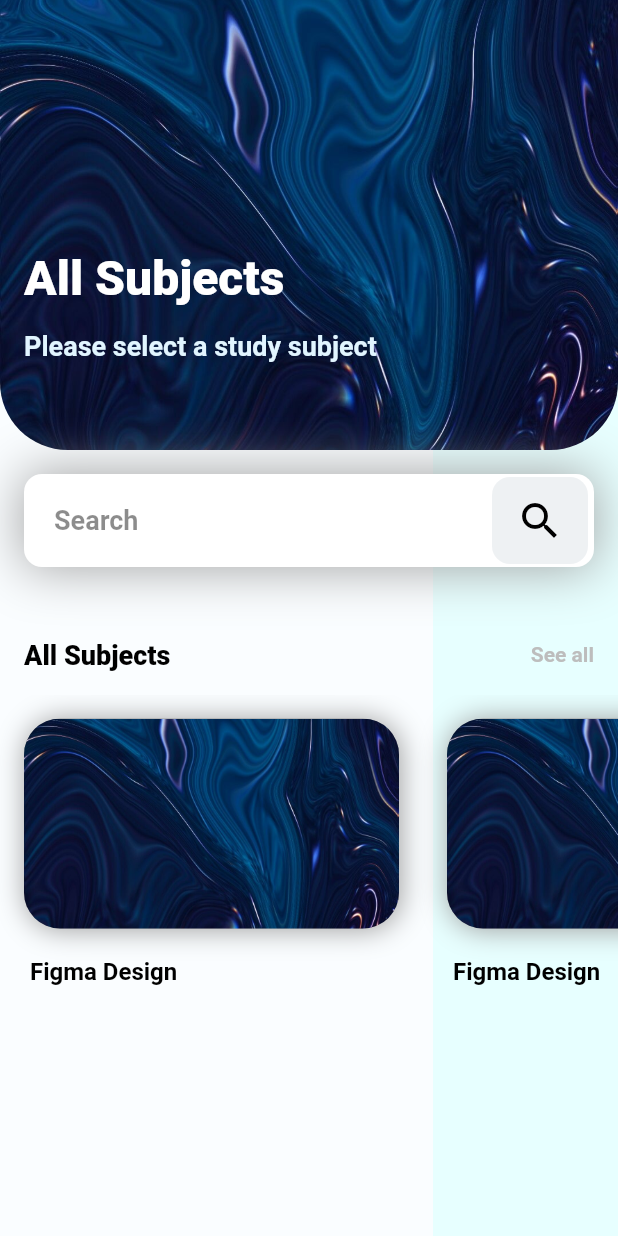
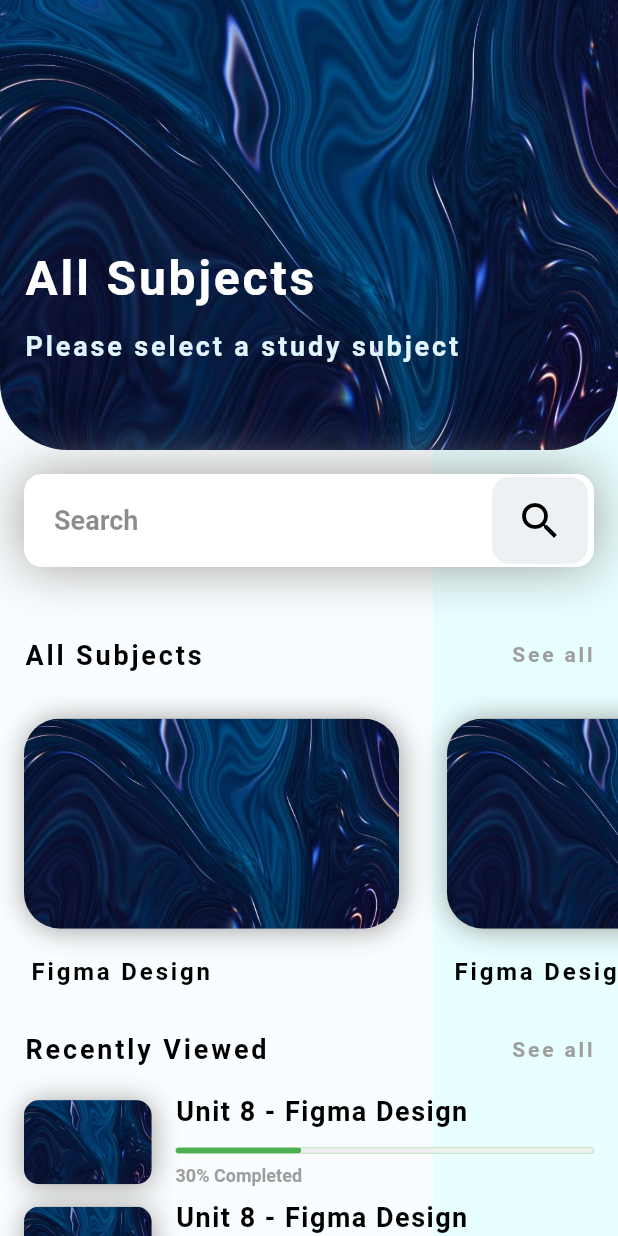
Before and after one commit to HathTech/edu_app, a Flutter app: the Resources screen opened directly, on a phone screen of 412 x 824 dp. Run offline on Flutter 3.47's test engine with Material 2 defaults, Android fonts, the phone set to English and light mode, and no system bars.

Commit message:
completed page 2

```diff
--- a/lib/Resources.dart
+++ b/lib/Resources.dart
@@ -1,3 +1,4 @@
+import 'package:edu_app/recently.dart';
 import 'package:flutter/material.dart';
 
 class Resources extends StatelessWidget {
@@ -23,6 +24,8 @@ class Resources extends StatelessWidget {
           ],
         ),
       ),
+      child: SingleChildScrollView(
+        physics: ClampingScrollPhysics(),
         child: Column(
           mainAxisAlignment: MainAxisAlignment.start,
           children: <Widget>[
@@ -57,7 +60,8 @@ class Resources extends StatelessWidget {
                             style: TextStyle(
                                 color: Colors.white,
                                 fontSize: 32,
-                              fontWeight: FontWeight.w900),
+                                letterSpacing: 1.9,
+                                fontWeight: FontWeight.w700),
                           ),
                           SizedBox(
                             height: 16,
@@ -68,6 +72,7 @@ class Resources extends StatelessWidget {
                             style: TextStyle(
                                 color: Color(0xffE1F5FF),
                                 fontSize: 18,
+                                letterSpacing: 1.9,
                                 fontWeight: FontWeight.bold),
                           ),
                         ],
@@ -135,13 +140,15 @@ class Resources extends StatelessWidget {
                     style: TextStyle(
                         color: Colors.black,
                         fontSize: 18,
-                      fontWeight: FontWeight.w900),
+                        letterSpacing: 1.9,
+                        fontWeight: FontWeight.w700),
                   ),
                   Text(
                     "See all",
                     style: TextStyle(
-                      color: Colors.grey[400],
+                        color: Colors.grey[500],
                         fontSize: 14,
+                        letterSpacing: 1.9,
                         fontWeight: FontWeight.bold),
                   )
                 ],
@@ -152,12 +159,48 @@ class Resources extends StatelessWidget {
               child: ListView.builder(
                 scrollDirection: Axis.horizontal,
                 itemCount: 3,
+                shrinkWrap: true,
                 itemBuilder: (BuildContext context, int index) {
                   return CourseCard("Figma Design", "24", "assets/1.jpg");
                 },
               ),
             ),
+            Padding(
+              padding: const EdgeInsets.all(16.0),
+              child: Row(
+                mainAxisAlignment: MainAxisAlignment.spaceBetween,
+                children: <Widget>[
+                  Text(
+                    "Recently Viewed",
+                    style: TextStyle(
+                        color: Colors.black,
+                        fontSize: 18,
+                        letterSpacing: 1.9,
+                        fontWeight: FontWeight.w700),
+                  ),
+                  Text(
+                    "See all",
+                    style: TextStyle(
+                        color: Colors.grey[500],
+                        fontSize: 14,
+                        letterSpacing: 1.9,
+                        fontWeight: FontWeight.bold),
+                  )
                 ],
+              ),
+            ),
+            ListView.builder(
+              scrollDirection: Axis.vertical,
+              itemCount: 3,
+              shrinkWrap: true,
+              padding: EdgeInsets.all(0.0),
+              physics: NeverScrollableScrollPhysics(),
+              itemBuilder: (BuildContext context, int index) {
+                return Recently();
+              },
+            ),
+          ],
+        ),
       ),
     ));
   }
@@ -205,6 +248,7 @@ class CourseCard extends StatelessWidget {
               style: TextStyle(
                   color: Colors.black,
                   fontWeight: FontWeight.bold,
+                  letterSpacing: 1.9,
                   fontSize: 16.0),
             ),
           ),
--- a/lib/main.dart
+++ b/lib/main.dart
@@ -61,6 +61,7 @@ class MyHomePage extends StatelessWidget {
                 style: TextStyle(
                     color: Color(0xffE1F5FF),
                     fontSize: 18,
+                    letterSpacing: 0.9,
                     fontWeight: FontWeight.bold),
               ),
               SizedBox(
@@ -72,7 +73,8 @@ class MyHomePage extends StatelessWidget {
                 style: TextStyle(
                     color: Colors.white,
                     fontSize: 48,
-                    fontWeight: FontWeight.w900),
+                    letterSpacing: 1.9,
+                    fontWeight: FontWeight.w700),
               ),
               SizedBox(
                 height: 16,
@@ -83,6 +85,7 @@ class MyHomePage extends StatelessWidget {
                 style: TextStyle(
                     color: Color(0xffE1F5FF),
                     fontSize: 18,
+                    letterSpacing: 1.9,
                     fontWeight: FontWeight.bold),
               )
             ],
--- /dev/null
+++ b/lib/progress_indicator.dart
@@ -0,0 +1,155 @@
+import 'package:flutter/animation.dart';
+import 'package:flutter/widgets.dart';
+
+class FAProgressBar extends StatefulWidget {
+  FAProgressBar(
+      {Key key,
+      this.currentValue = 0,
+      this.maxValue = 100,
+      this.size = 12,
+      this.animatedDuration = const Duration(milliseconds: 300),
+      this.direction = Axis.horizontal,
+      this.verticalDirection = VerticalDirection.down,
+      this.borderRadius = 12,
+      this.backgroundColor = const Color(0x00FFFFFF),
+      this.progressColor = const Color(0xFFFA7268),
+      this.changeColorValue,
+      this.changeProgressColor = const Color(0xFF5F4B8B),
+      this.displayText})
+      : super(key: key);
+  final int currentValue;
+  final int maxValue;
+  final double size;
+  final Duration animatedDuration;
+  final Axis direction;
+  final VerticalDirection verticalDirection;
+  final double borderRadius;
+  final Color backgroundColor;
+  final Color progressColor;
+  final int changeColorValue;
+  final Color changeProgressColor;
+  final String displayText;
+
+  @override
+  _FAProgressBarState createState() => _FAProgressBarState();
+}
+
+class _FAProgressBarState extends State<FAProgressBar>
+    with SingleTickerProviderStateMixin {
+  Animation<double> _animation;
+  AnimationController _controller;
+  double _currentBegin = 0;
+  double _currentEnd = 0;
+
+  @override
+  void initState() {
+    _controller =
+        AnimationController(duration: widget.animatedDuration, vsync: this);
+    _animation = Tween<double>(begin: _currentBegin, end: _currentEnd)
+        .animate(_controller);
+    triggerAnimation();
+    super.initState();
+  }
+
+  @override
+  void didUpdateWidget(FAProgressBar old) {
+    triggerAnimation();
+    super.didUpdateWidget(old);
+  }
+
+  void triggerAnimation() {
+    setState(() {
+      _currentBegin = _animation.value;
+      _currentEnd = widget.currentValue / widget.maxValue;
+      _animation = Tween<double>(begin: _currentBegin, end: _currentEnd)
+          .animate(_controller);
+    });
+    _controller.reset();
+    _controller.forward();
+  }
+
+  @override
+  Widget build(BuildContext context) => AnimatedProgressBar(
+        animation: _animation,
+        widget: widget,
+      );
+
+  @override
+  void dispose() {
+    _controller.dispose();
+    super.dispose();
+  }
+}
+
+class AnimatedProgressBar extends AnimatedWidget {
+  AnimatedProgressBar({
+    Key key,
+    Animation<double> animation,
+    this.widget,
+  }) : super(key: key, listenable: animation);
+  final widget;
+
+  double transformValue(x, begin, end, before) {
+    double y = (end * x - (begin - before)) * (1 / before);
+    return y < 0 ? 0 : ((y > 1) ? 1 : y);
+  }
+
+  Widget build(BuildContext context) {
+    final Animation<double> animation = listenable;
+    Color progressColor = widget.progressColor;
+
+    if (widget.changeColorValue != null) {
+      final _colorTween = ColorTween(
+          begin: widget.progressColor, end: widget.changeProgressColor);
+      progressColor = _colorTween.transform(transformValue(
+          animation.value, widget.changeColorValue, widget.maxValue, 5));
+    }
+
+    List<Widget> progressWidgets = [];
+    Widget progressWidget = new Container(
+        decoration: BoxDecoration(
+      color: progressColor,
+      borderRadius: BorderRadius.circular(widget.borderRadius),
+    ));
+    progressWidgets.add(progressWidget);
+
+    if (widget.displayText != null) {
+      Widget textProgress = new Container(
+          alignment: widget.direction == Axis.horizontal
+              ? FractionalOffset(0.95, 0.5)
+              : (widget.verticalDirection == VerticalDirection.up
+                  ? FractionalOffset(0.5, 0.05)
+                  : FractionalOffset(0.5, 0.95)),
+          child: Text(
+              (animation.value * widget.maxValue).toInt().toString() +
+                  widget.displayText,
+              softWrap: false,
+              style: TextStyle(color: const Color(0xFFFFFFFF), fontSize: 8)));
+      progressWidgets.add(textProgress);
+    }
+
+    return Directionality(
+      textDirection: TextDirection.ltr,
+      child: Container(
+        width: widget.direction == Axis.vertical ? widget.size : null,
+        height: widget.direction == Axis.horizontal ? widget.size : null,
+        decoration: BoxDecoration(
+          color: widget.backgroundColor,
+          borderRadius: BorderRadius.circular(widget.borderRadius),
+          border: Border.all(color: widget.progressColor, width: 0.2),
+        ),
+        child: Flex(
+          direction: widget.direction,
+          verticalDirection: widget.verticalDirection,
+          children: <Widget>[
+            Expanded(
+                flex: (animation.value * 100).toInt(),
+                child: Stack(children: progressWidgets)),
+            Expanded(
+                flex: 100 - (animation.value * 100).toInt(), child: Container())
+          ],
+        ),
+      ),
+    );
+  }
+}
--- /dev/null
+++ b/lib/recently.dart
@@ -0,0 +1,82 @@
+import 'package:flutter/material.dart';
+
+import 'dart:math' as math;
+
+import 'progress_indicator.dart';
+
+class Recently extends StatelessWidget {
+  final List title = [
+    "Unit 5 - Project Managing",
+    "Unit 8 - Figma Design",
+    "Unit 3 - Flutter tutorials",
+  ];
+
+  final List colors = [Colors.blue, Colors.black, Colors.green];
+
+  @override
+  Widget build(BuildContext context) {
+    var rng = new math.Random.secure();
+    return ListTile(
+      leading: Container(
+        decoration: BoxDecoration(
+            image: DecorationImage(
+                image: AssetImage(
+                  "assets/1.jpg",
+                ),
+                fit: BoxFit.cover),
+            borderRadius: BorderRadius.circular(10),
+            boxShadow: <BoxShadow>[
+              BoxShadow(
+                  color: Colors.grey,
+                  blurRadius: 15.0,
+                  offset: Offset(0.75, 0.95))
+            ],
+            color: Colors.grey),
+        width: 85.0,
+        height: 100,
+      ),
+      title: Column(
+        mainAxisAlignment: MainAxisAlignment.start,
+        crossAxisAlignment: CrossAxisAlignment.start,
+        children: <Widget>[
+          Text(
+            title[rng.nextInt(3)],
+            style: TextStyle(
+              color: Colors.black,
+              fontWeight: FontWeight.w700,
+              letterSpacing: 1,
+              fontSize: 18,
+            ),
+            maxLines: 1,
+            overflow: TextOverflow.ellipsis,
+          ),
+          SizedBox(
+            height: 14,
+          ),
+          FAProgressBar(
+            size: 4,
+            currentValue: 30,
+            progressColor: Colors.green,
+            backgroundColor: Color(0xffF0F0F0),
+          ),
+          Padding(
+            padding: const EdgeInsets.only(top: 8.0),
+            child: Text(
+              "30% Completed",
+              style: TextStyle(
+                color: Colors.grey[500],
+                fontWeight: FontWeight.bold,
+                fontSize: 12,
+              ),
+              maxLines: 1,
+              overflow: TextOverflow.ellipsis,
+            ),
+          ),
+          SizedBox(
+            height: 2,
+          ),
+        ],
+      ),
+    );
+  }
+}
```
Lines whose indentation alone changed are shown as unchanged.
